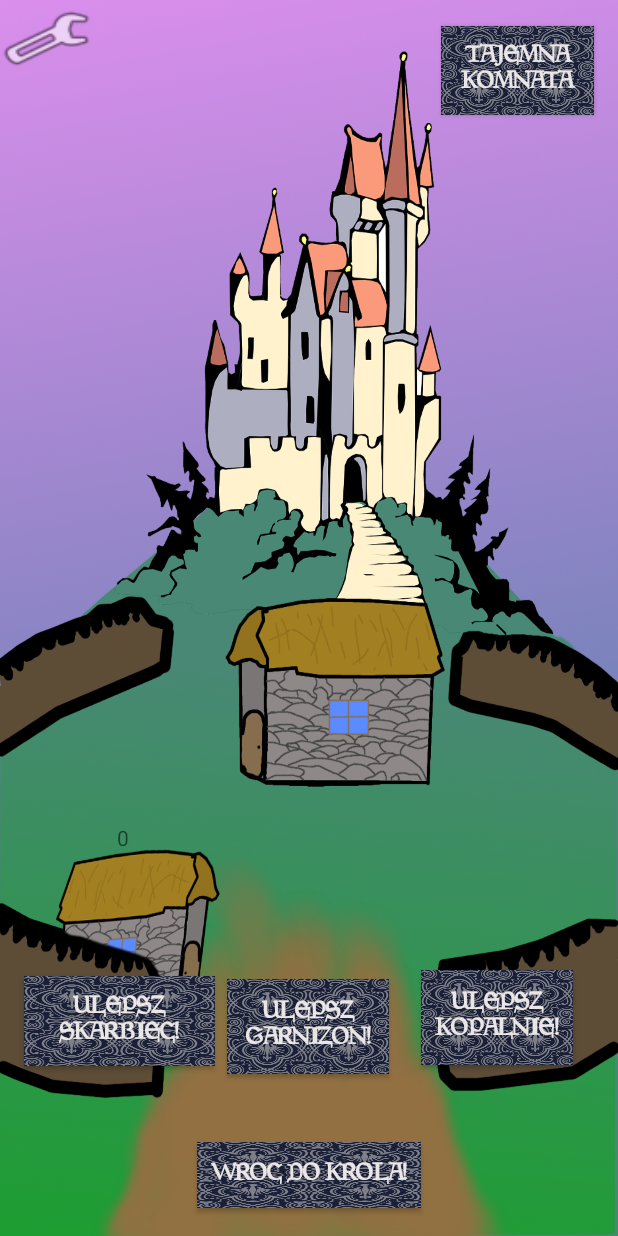
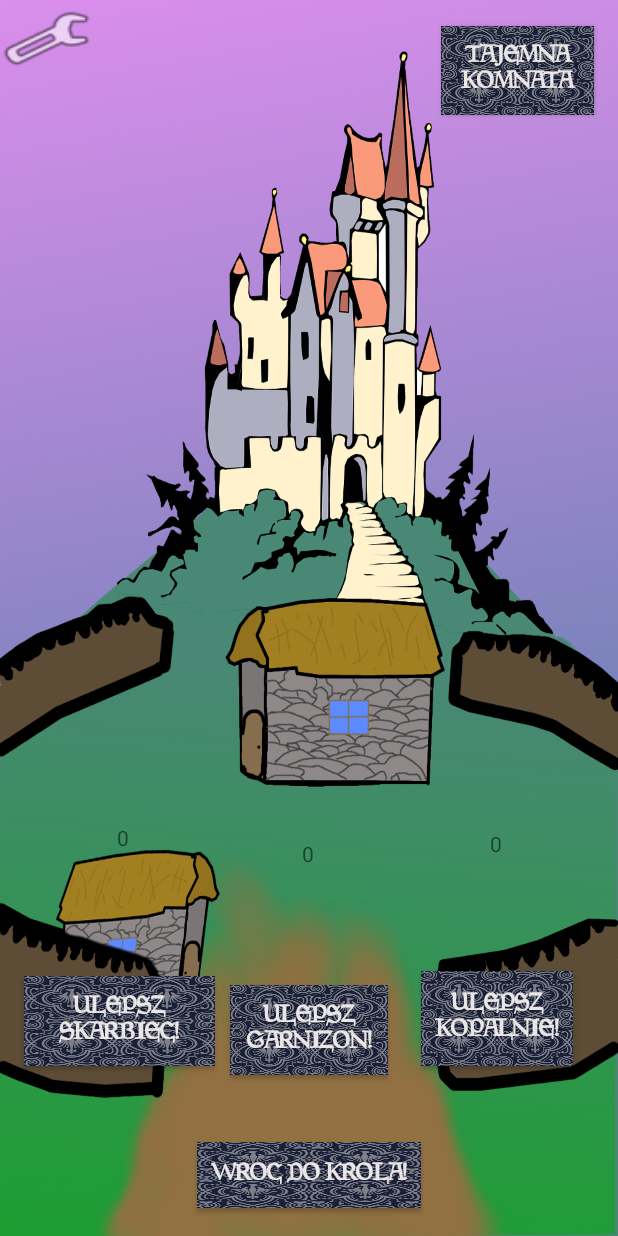
Before and after one commit to BartekWMII/Projekt-WMII, an Android app: the activity_afterMenu screen opened directly, with no data from a screen before it, after a tap on "ROZBUDOWA MIASTA", on a phone screen of 412 x 824 dp. Run offline under Robolectric (Android 15) with nearby library versions, the light colour scheme and no system bars; Roboto replaces fonts that are not available here; 2 statements that could not run were skipped; 2 other taps on this screen came first.

Commit message:
Autozapis i poprawki_praca wspolna

```diff
--- a/app/src/main/java/com/example/helikoptery/activity_afterMenu.java
+++ b/app/src/main/java/com/example/helikoptery/activity_afterMenu.java
@@ -6,6 +6,7 @@ import android.bluetooth.BluetoothAdapter;
 import android.content.Context;
 import android.content.DialogInterface;
 import android.content.Intent;
+import android.content.SharedPreferences;
 import android.graphics.Color;
 import android.graphics.ColorMatrix;
 import android.graphics.Rect;
@@ -57,6 +58,12 @@ public class activity_afterMenu extends AppCompatActivity {
     public static int miastoimpb=0;
     public static int miastoc=0;
     public static int miastoimpc=0;
+    public static String txt,gld;
+    boolean SprCityA=false, SprCityAImp=false, SprCityBImp=false, SprCityB=false, SprCityCImp=false, SprCityC=false, SprArmyImp=false, SprArmy=false, SprGold=false, SprGoldImp=false;
+    boolean SprStal=false, SprStalImp=false;
+    ///Spr -> stała zmienna dla AfterMenu, która ma się zmieniać TYLKO WTEDY GDY Spr*-*Imp ma inną wartość. W zamyśle. Spr!=SprImp dodajemy importowane wartości do obecnie istniejących
+    ///a następnie zmieniamy wartości dla Spr na SprImp. SprImp zostaje w swoim stanie, zmienia się w momencie zmiany któregoś z intów.
+    ///Każdy int ma 2 dedykowane wartości Boolowskie
 
     public static int licznikPodatki=1;
 
@@ -68,11 +75,45 @@ public class activity_afterMenu extends AppCompatActivity {
     public static int bezpiecznik,licznik,kontrolka,counterQ,goldCity,armyCity;
 
     @Override
+    protected void onPause() {
+        super.onPause();
+
+        SharedPreferences sharedPref = this.getPreferences(Context.MODE_PRIVATE);
+        SharedPreferences.Editor editor = sharedPref.edit();
+        editor.putString("daneG", textViewGold.getText().toString());
+        editor.putString("dane", textViewArmy.getText().toString());
+
+        editor.commit();
+    }
+
+    @Override
+    protected void onResume() {
+        super.onResume();
+
+        SharedPreferences sharedPref = this.getPreferences(Context.MODE_PRIVATE);
+        txt = sharedPref.getString("dane", ""); // Tekst zapisujemy do zmiennej globalnej i w metodzie OnCreate() przypisujemy do odpowiedniej kontrolki EditText: editText.setText(txt);
+        gld = sharedPref.getString("daneG", ""); // Tekst zapisujemy do zmiennej globalnej i w metodzie OnCreate() przypisujemy do odpowiedniej kontrolki EditText: editText.setText(txt);
+        Toast.makeText(activity_afterMenu.this,"Dziala "+gld+" "+txt , Toast.LENGTH_LONG).show();
+
+       TextView showCountTextView = (TextView) findViewById(R.id.textViewGold);
+        TextView showCountTextView2 = (TextView) findViewById(R.id.textViewArmy);
+        showCountTextView.setText(gld);
+        showCountTextView2.setText(txt);
+        army = Integer.parseInt(txt);
+        gold=Integer.parseInt(gld);
+
+    }
+
+    @Override
     protected void onCreate(Bundle savedInstanceState) {
         super.onCreate(savedInstanceState);
         getWindow().setFlags(WindowManager.LayoutParams.FLAG_FULLSCREEN, WindowManager.LayoutParams.FLAG_FULLSCREEN);
         setContentView(R.layout.activity_after_menu);
         textViewGold = findViewById(R.id.textViewGold);
+        textViewArmy = findViewById(R.id.textViewArmy);
+
+
+
         button=findViewById(R.id.buttonCityUP);
         button.setOnClickListener(new View.OnClickListener() {
             @Override
@@ -85,7 +126,9 @@ public class activity_afterMenu extends AppCompatActivity {
         bezpiecznik=getIntent().getIntExtra("Kod",licznik);
         kontrolka=getIntent().getIntExtra("kontrola", counterQ);
 
-        if(bezpiecznik==1)
+
+
+        /*if(bezpiecznik==1)
         {
 
             goldSekret=getIntent().getIntExtra("Gold666",gold);
@@ -97,7 +140,7 @@ public class activity_afterMenu extends AppCompatActivity {
 
             TextView showCountTextView = (TextView) findViewById(R.id.textViewGold);
             TextView showCountTextView2 = (TextView) findViewById(R.id.textViewArmy);
-            String countString2 = showCountTextView2.getText().toString();
+            TextView showCountTextView2 = (TextView) findViewById(R.id.textViewArmy);
             String countString = showCountTextView.getText().toString();
             Integer goldd = Integer.parseInt(countString);
             Integer armyy = Integer.parseInt(countString2);
@@ -114,8 +157,55 @@ public class activity_afterMenu extends AppCompatActivity {
             showCountTextView2.setText(armyy.toString());
             //Toast.makeText(activity_afterMenu.this,"Dziala"+goldd+armyy , Toast.LENGTH_LONG).show();
             bezpiecznik=0;
+        }*/
+
+        SprArmyImp=getIntent().getBooleanExtra("ArmiaZ", SprArmy);
+        SprGoldImp=getIntent().getBooleanExtra("GoldZ", SprGold);
+        SprCityAImp=getIntent().getBooleanExtra("CityAZ", SprCityA);
+        SprCityBImp=getIntent().getBooleanExtra("CityBZ", SprCityB);
+        SprCityCImp=getIntent().getBooleanExtra("CityCZ", SprCityC);
+        SprStalImp=getIntent().getBooleanExtra("StalZ", SprStal);
+
+        if (SprGold==SprGoldImp)
+        {
+            goldSekret=getIntent().getIntExtra("gold666",army);
+            TextView showCountTextView2 = (TextView) findViewById(R.id.textViewGold);
+            String countString2 = showCountTextView2.getText().toString();
+            Integer armyy = Integer.parseInt(countString2);
         }
 
+        if(SprArmy==SprArmyImp)
+        {
+            armySekret=getIntent().getIntExtra("Armia666",army);
+            TextView showCountTextView2 = (TextView) findViewById(R.id.textViewArmy);
+            String countString2 = showCountTextView2.getText().toString();
+            Integer goldd = Integer.parseInt(countString2);
+
+        }
+
+        if(SprCityA!=SprCityAImp)
+        {
+            miastoimpa=getIntent().getIntExtra("skarb",miastoa);
+            miastoa=miastoimpa;
+        }
+
+        if(SprCityB!=SprCityBImp)
+        {
+            miastoimpb=getIntent().getIntExtra("kosz",miastob);
+            miastob=miastoimpb;
+        }
+
+        if(SprCityC!=SprCityCImp)
+        {
+            miastoimpc=getIntent().getIntExtra("kop",miastoc);
+            miastoc=miastoimpc;
+        }
+
+        if(SprStal!=SprStalImp)
+        {
+            stalimp=getIntent().getIntExtra("Stal",stal);
+            stal=stalimp;
+        }
 
         /*  if(kontrolka==2)
         {
@@ -217,6 +307,8 @@ public class activity_afterMenu extends AppCompatActivity {
                 "docelowego. Wysłać zwiad ?");
         aListQuest.add("Zwiad donosi że w okolicy grasuje ogromny niedźwiedź."+
                 "Wysłać zwiad na polowanie ?");
+        aListQuest.add("Na królewski rynek wdarło się stado dzików! Zabić je?");
+        aListQuest.add("Kryzys w królestwie! Rabusie okradają miejscowych!"+ "Wysłać patrol na rynek?");
 
         final AlertDialog.Builder alertDialogBuilder = new AlertDialog.Builder(this);
         final String a = aListQuest.get(random.nextInt(aListQuest.size()));
--- a/app/src/main/java/com/example/helikoptery/activity_city_upgrade.java
+++ b/app/src/main/java/com/example/helikoptery/activity_city_upgrade.java
@@ -28,6 +28,8 @@ public class activity_city_upgrade extends AppCompatActivity {
     public static int armyCity,armyKing;
     public static int kontrol=0;
     public static int licznikQ=0;
+    boolean SprCityA=false, SprCityAImp=false, SprCityBImp=false, SprCityB=false, SprCityCImp=false, SprCityC=false, SprArmyImp=false, SprArmy=false, SprGold=false, SprGoldImp=false;
+    boolean SprStal=false, SprStalImp=false;
 
     Context context = this;
 
@@ -62,8 +64,14 @@ public class activity_city_upgrade extends AppCompatActivity {
         });
 
         TextView showCountTextView = (TextView) findViewById(R.id.textViewSkarb);
+        TextView showCountTextViewKosz=(TextView) findViewById(R.id.textViewKoszar);
+        TextView showCountTextViewKop=(TextView) findViewById(R.id.textViewKop);
         String countString = showCountTextView.getText().toString();
+        String countStringb = showCountTextView.getText().toString();
+        String countStringc = showCountTextView.getText().toString();
         Integer miastoSa = Integer.parseInt(countString);
+        Integer miastoSb = Integer.parseInt(countStringb);
+        Integer miastoSc = Integer.parseInt(countStringc);
         stalimp=getIntent().getIntExtra("Stal",stal);
         miastoimpa=getIntent().getIntExtra("skarb",miastoa);
         miastoimpb=getIntent().getIntExtra("kosz",miastob);
@@ -71,8 +79,11 @@ public class activity_city_upgrade extends AppCompatActivity {
         goldCity=getIntent().getIntExtra("Gold",goldKing);///gold przeniesiony z aftermenu activity
         armyCity=getIntent().getIntExtra("Armia",armyKing);///armia przeniesiona z aftermenu activity
         miastoSa=miastoa;
+        miastoSb=miastob;
+        miastoSc=miastoc;
         showCountTextView.setText(miastoSa.toString());
-
+        showCountTextViewKosz.setText(miastoSb.toString());
+        showCountTextViewKop.setText(miastoSc.toString());
 
     }
 
@@ -99,13 +110,22 @@ public class activity_city_upgrade extends AppCompatActivity {
         //super.onBackPressed();
     }
 
+
     private void moveToKing()
     {
      //   licznikQ++;
         Intent intent = new Intent(this,activity_afterMenu.class);
         intent.putExtra("skarb",miastoa);
         intent.putExtra("kosz",miastob);
-      //  intent.putExtra("kop",miastoc);
+        intent.putExtra("armia",armyCity);
+        intent.putExtra("gold",goldCity);
+        intent.putExtra("CityAZ", SprCityA);
+        intent.putExtra("CityBZ", SprCityB);
+        intent.putExtra("CityCZ",SprCityC);
+        intent.putExtra("kop",miastoc);
+        intent.putExtra("ArmyZ",SprArmy);
+        intent.putExtra("GoldZ",SprGold);
+        intent.putExtra("StalZ",SprStal);
         startActivity(intent);
     }
 
@@ -115,7 +135,10 @@ public class activity_city_upgrade extends AppCompatActivity {
                 (TextView) findViewById(R.id.textViewSkarb);
 
         miastoa=miastoa+miastoimpa;
-        stal=stal+stalimp;
+        if (SprStalImp!=SprStal)
+        {
+            stal = stal + stalimp;
+        }
         int sprM=miastoa;
         if ((sprM+1)*10>stal)
         {
@@ -126,14 +149,20 @@ public class activity_city_upgrade extends AppCompatActivity {
             miastoa=miastoa+1;
             String miastostringa=Integer.toString(miastoa);
             showCountTextView.setText(miastostringa);
+            SprCityA=true;
         }
     }
 
     public void GarnUp(View view) {
 
+        TextView showCountTextView =
+                (TextView) findViewById(R.id.textViewKoszar);
 
         miastob=miastob+miastoimpb;
-        stal=stal+stalimp;
+        if (SprStalImp!=SprStal)
+        {
+            stal = stal + stalimp;
+        }
         int sprM=miastob;
         if ((sprM+1)*10>stal)
         {
@@ -142,14 +171,23 @@ public class activity_city_upgrade extends AppCompatActivity {
         else{
             stal=stal-(10*miastob)-5;
             miastob=miastob+1;
+            SprCityB=true;
             String miastostringb=Integer.toString(miastob);
+            showCountTextView.setText(miastostringb);
 
         }
     }
 
     public void KopUp(View view) {
+
+        TextView showCountTextView =
+                (TextView) findViewById(R.id.textViewKop);
+
         miastoc=miastoc+miastoimpc;
-        stal=stal+stalimp;
+        if (SprStalImp!=SprStal)
+        {
+            stal = stal + stalimp;
+        }
         int sprM=miastoc;
         if ((sprM+1)*10>stal)
         {
@@ -158,7 +196,9 @@ public class activity_city_upgrade extends AppCompatActivity {
         else{
             stal=stal-(10*miastoc)-5;
             miastoc=miastoc+1;
+            SprCityB=true;
             String miastostringc=Integer.toString(miastoc);
+            showCountTextView.setText(miastostringc);
         }
     }
 }
--- a/app/src/main/res/layout/activity_after_menu.xml
+++ b/app/src/main/res/layout/activity_after_menu.xml
@@ -89,12 +89,12 @@
 
             <Button
                 android:id="@+id/Button"
-                android:layout_width="201dp"
-                android:layout_height="51dp"
+                android:layout_width="214dp"
+                android:layout_height="50dp"
                 android:background="@drawable/pattern1"
                 android:fontFamily="@font/magic"
                 android:onClick="onClick"
-                android:text="Egzekucja"
+                android:text="REKRUTUJ ZBROJNYCH"
                 android:textColor="#EAE6E6"
                 android:textColorHighlight="#FFFFFF"
                 android:textColorHint="#FF0000"
--- a/app/src/main/res/layout/activity_city_upgrade.xml
+++ b/app/src/main/res/layout/activity_city_upgrade.xml
@@ -83,8 +83,8 @@
 
             <Button
                 android:id="@+id/button3"
-                android:layout_width="108dp"
-                android:layout_height="63dp"
+                android:layout_width="105dp"
+                android:layout_height="60dp"
                 android:background="@drawable/pattern1"
                 android:fontFamily="@font/magic"
                 android:onClick="GarnUp"
@@ -96,10 +96,10 @@
                 android:textStyle="bold"
                 app:layout_constraintBottom_toTopOf="@+id/KingBack"
                 app:layout_constraintEnd_toEndOf="parent"
-                app:layout_constraintHorizontal_bias="0.05"
+                app:layout_constraintHorizontal_bias="0.061"
                 app:layout_constraintStart_toEndOf="@+id/button2"
                 app:layout_constraintTop_toTopOf="parent"
-                app:layout_constraintVertical_bias="0.935" />
+                app:layout_constraintVertical_bias="0.936" />
 
             <Button
                 android:id="@+id/button4"
@@ -116,10 +116,10 @@
                 android:textStyle="bold"
                 app:layout_constraintBottom_toBottomOf="parent"
                 app:layout_constraintEnd_toEndOf="parent"
-                app:layout_constraintHorizontal_bias="0.411"
+                app:layout_constraintHorizontal_bias="0.423"
                 app:layout_constraintStart_toEndOf="@+id/button3"
                 app:layout_constraintTop_toTopOf="parent"
-                app:layout_constraintVertical_bias="0.85" />
+                app:layout_constraintVertical_bias="0.851" />
 
             <TextView
                 android:id="@+id/textViewSkarb"
@@ -133,6 +133,30 @@
                 app:layout_constraintTop_toBottomOf="@+id/SettingsButton"
                 app:layout_constraintVertical_bias="0.857" />
 
+            <TextView
+                android:id="@+id/textViewKoszar"
+                android:layout_width="wrap_content"
+                android:layout_height="wrap_content"
+                android:text="0"
+                app:layout_constraintBottom_toTopOf="@+id/button3"
+                app:layout_constraintEnd_toEndOf="parent"
+                app:layout_constraintHorizontal_bias="0.362"
+                app:layout_constraintStart_toEndOf="@+id/textViewSkarb"
+                app:layout_constraintTop_toTopOf="parent"
+                app:layout_constraintVertical_bias="0.878" />
+
+            <TextView
+                android:id="@+id/textViewKop"
+                android:layout_width="wrap_content"
+                android:layout_height="wrap_content"
+                android:text="0"
+                app:layout_constraintBottom_toTopOf="@+id/button4"
+                app:layout_constraintEnd_toEndOf="parent"
+                app:layout_constraintHorizontal_bias="0.603"
+                app:layout_constraintStart_toEndOf="@+id/textViewKoszar"
+                app:layout_constraintTop_toBottomOf="@+id/SecretButton"
+                app:layout_constraintVertical_bias="0.863" />
+
         </android.support.constraint.ConstraintLayout>
     </LinearLayout>
 </RelativeLayout>
```
